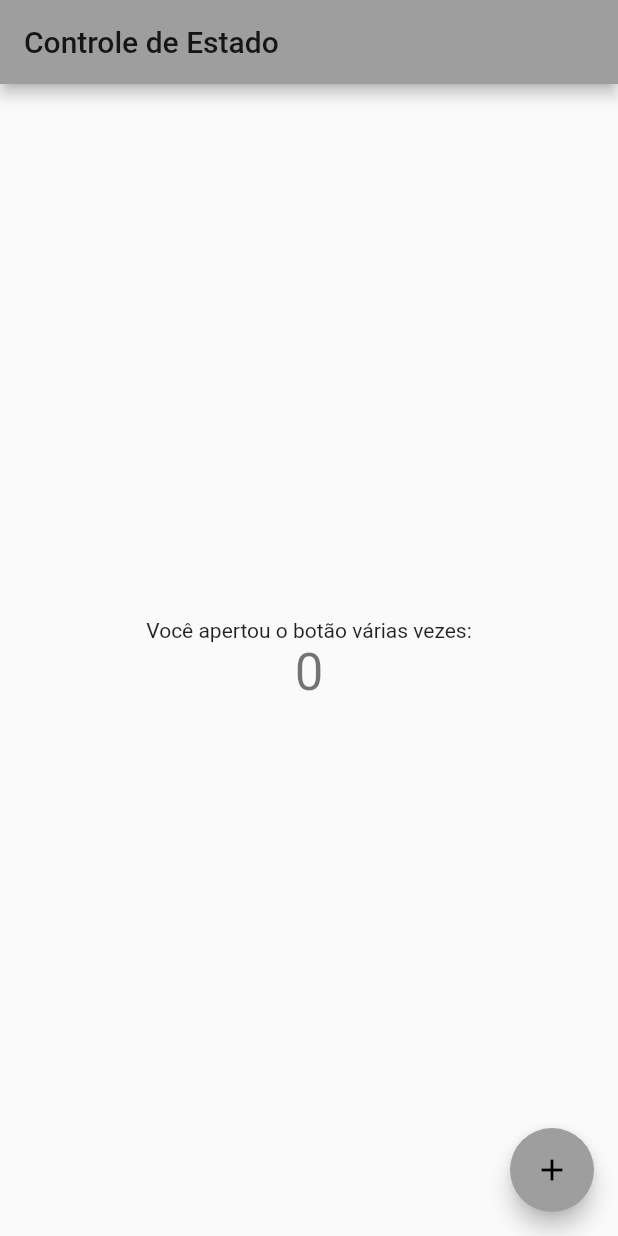
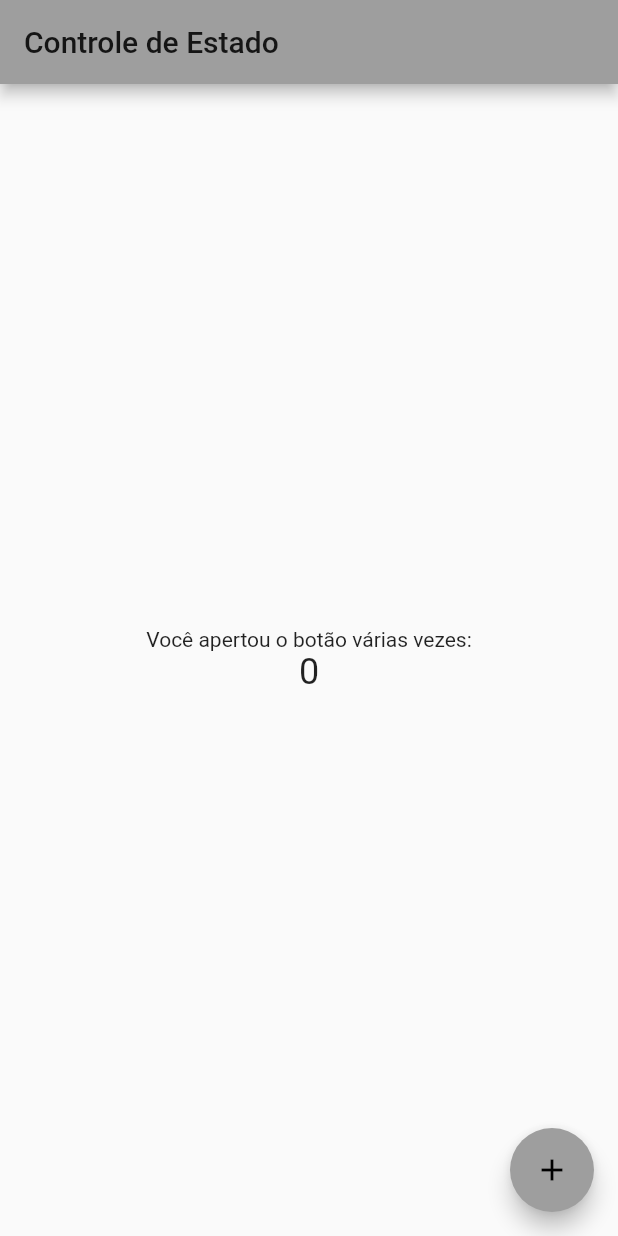
Before and after one commit to flaviossantana/flutter-controle-estado, a Flutter app: the screen it shows after launch, on a phone screen of 412 x 824 dp. Run offline on Flutter 3.47's test engine with Material 2 defaults, Android fonts, the phone set to English and light mode, and no system bars.

Commit message:
[FLUTTER][1#][GERÊNCIA DE ESTADO][INTRODUÇÃO]

```diff
--- a/lib/main.dart
+++ b/lib/main.dart
@@ -52,7 +52,7 @@ class _MyHomePageState extends State<MyHomePage> {
             ),
             Text(
               '$_counter',
-              style: Theme.of(context).textTheme.headline4,
+              style: Theme.of(context).textTheme.headline,
             ),
           ],
         ),
```
